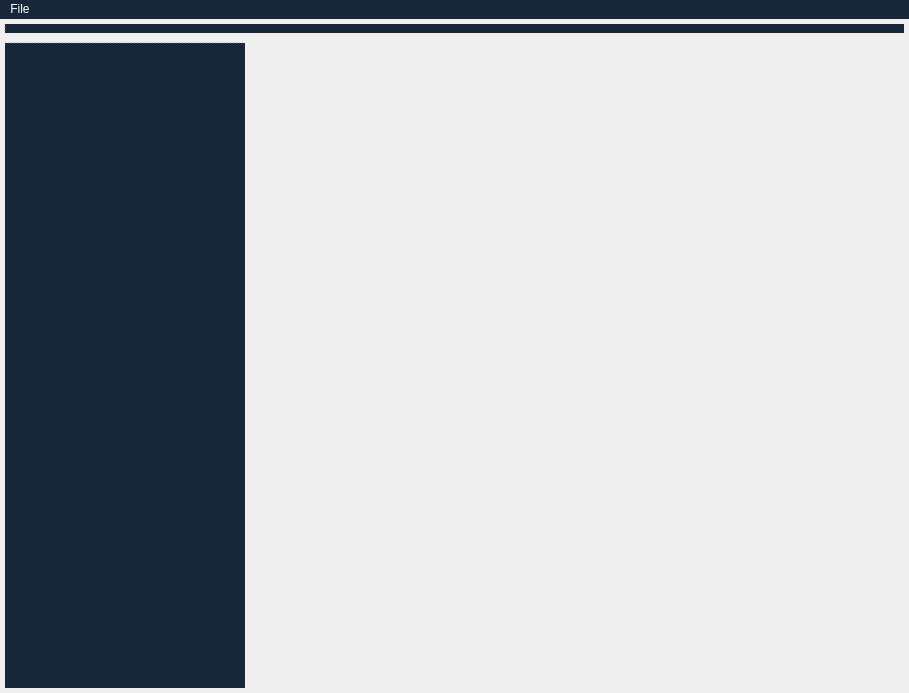
Qt form src/gui/gui.ui (GavriloviciEduard/Asclepios-DICOM-Viewer) before a commit.
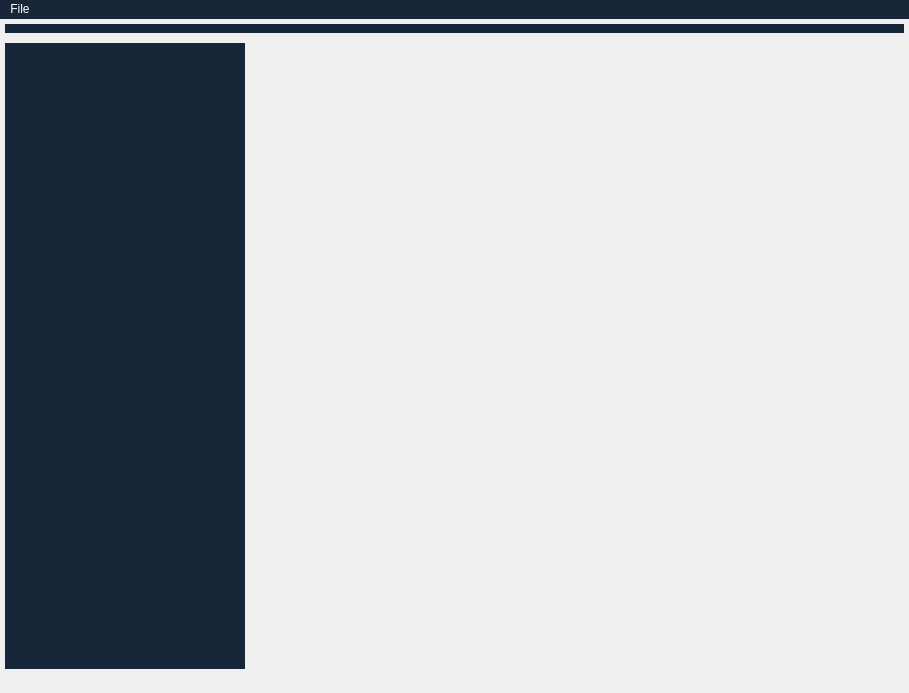
The same form after that commit. Icons and pictures are not drawn.

What changed in the file:
```diff
--- a/src/gui/gui.ui
+++ b/src/gui/gui.ui
@@ -48,12 +48,12 @@
 
 QToolBar::handle:vertical 
 {
-  border-top:1px dashed grey;
+  border-top:1px grey;
 }
 
 QToolBar::handle:horizontal 
 {
-  border-left:1px dashed grey;
+  border-left:1px grey;
   padding-right: 5px;
 }
 
@@ -155,6 +155,11 @@
     <bool>false</bool>
    </attribute>
   </widget>
+  <widget class="QStatusBar" name="statusBar">
+   <property name="sizeGripEnabled">
+    <bool>false</bool>
+   </property>
+  </widget>
   <action name="actionOpenDICOMfile">
    <property name="icon">
     <iconset resource="gui.qrc">
```
Left out of the diff: 2 changed lines with no effect on the pictures.
